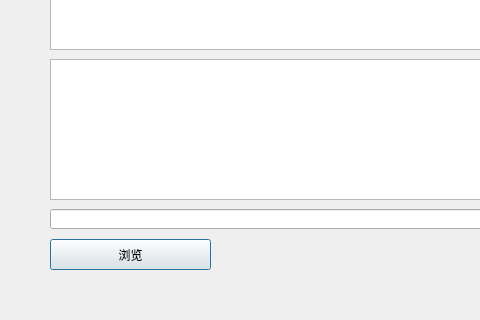
droplazy/Mvision_server, file guidetextset.ui: the form before one commit; both pictures show x 0 to 480 and y 231 to 551 of the 724 by 551 pixel window.
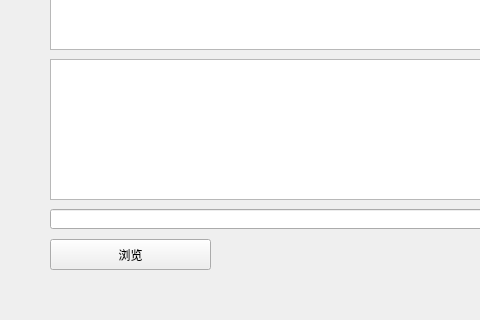
The form after the commit.

Diff of the .ui file:
```diff
--- a/guidetextset.ui
+++ b/guidetextset.ui
@@ -1,7 +1,7 @@
 <?xml version="1.0" encoding="UTF-8"?>
 <ui version="4.0">
  <class>guidetextset</class>
- <widget class="QDialog" name="guidetextset">
+ <widget class="QWidget" name="guidetextset">
   <property name="geometry">
    <rect>
     <x>0</x>
```
